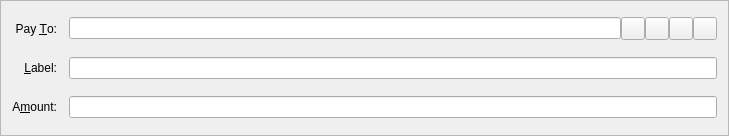
Old version of the form src/qt/forms/sendcoinsentry.ui in the repository chickenlove/mediterraneancoin.
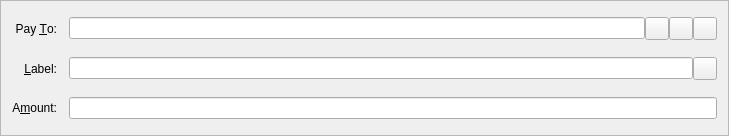
New version of the form. Icons and pictures are not drawn. Custom widgets are drawn as their Qt base class.

Commit message: lookup support

Diff of the .ui file:
```diff
--- a/src/qt/forms/sendcoinsentry.ui
+++ b/src/qt/forms/sendcoinsentry.ui
@@ -128,6 +128,27 @@
        </property>
       </widget>
      </item>
+
+
+    </layout>
+   </item>
+
+   <item row="4" column="1">
+
+
+    <layout class="QHBoxLayout" name="labelLayout">
+     <property name="spacing">
+      <number>0</number>
+     </property>
+
+    <item>
+    <widget class="QValidatedLineEdit" name="addAsLabel">
+     <property name="toolTip">
+      <string>Enter a label for this address to add it to your address book or enter a username to lookup the coin address</string>
+     </property>
+    </widget>
+    </item>
+
      <item> 
       <widget class="QToolButton" name="lookupUserButton">
        <property name="toolTip">
@@ -145,15 +166,11 @@
        </property>
       </widget>
      </item>
+
     </layout>
+
    </item>
-   <item row="4" column="1">
-    <widget class="QValidatedLineEdit" name="addAsLabel">
-     <property name="toolTip">
-      <string>Enter a label for this address to add it to your address book</string>
-     </property>
-    </widget>
-   </item>
+
   </layout>
  </widget>
  <customwidgets>
```
Left out of the diff: 15 changed lines with no effect on the pictures. The commit also changes 2 other files.
